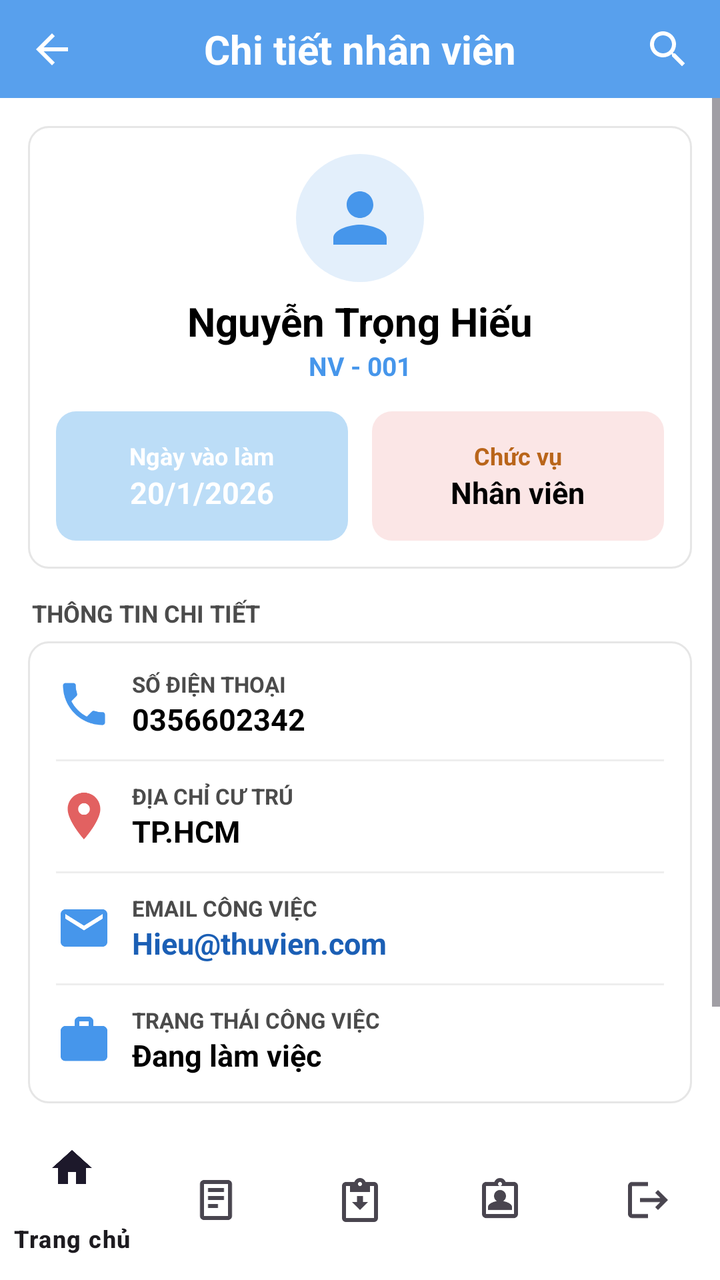
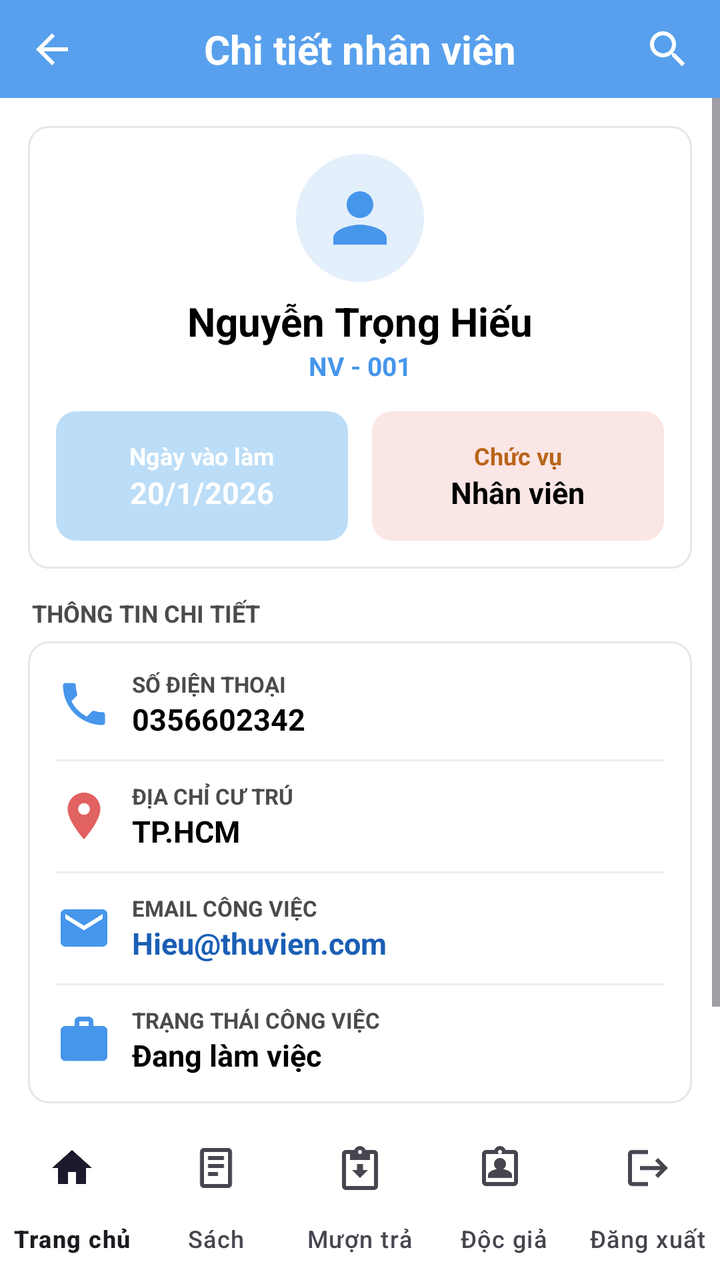

Two renders of the same Android screen: before a commit and after it. Below are the layout's source before the change and the commit's diff.
<!-- AndroidManifest.xml: application theme Theme.QuanLyThuVien -->
<!-- res/layout/activity_nhanvien_detail.xml -->
<?xml version="1.0" encoding="utf-8"?>
<androidx.constraintlayout.widget.ConstraintLayout xmlns:android="http://schemas.android.com/apk/res/android"
    xmlns:app="http://schemas.android.com/apk/res-auto"
    android:layout_width="match_parent"
    android:layout_height="match_parent"
    android:background="#FFFFFF">

    <androidx.constraintlayout.widget.ConstraintLayout
        android:id="@+id/header"
        android:layout_width="0dp"
        android:layout_height="49dp"
        android:background="@drawable/bg_header_sach"
        app:layout_constraintTop_toTopOf="parent"
        app:layout_constraintStart_toStartOf="parent"
        app:layout_constraintEnd_toEndOf="parent">

        <ImageView
            android:id="@+id/btnBack"
            android:layout_width="28dp"
            android:layout_height="28dp"
            android:layout_marginStart="12dp"
            android:padding="2dp"
            android:src="@drawable/ic_arrow_back"
            android:background="?attr/selectableItemBackgroundBorderless"
            android:contentDescription="Quay lại"
            app:layout_constraintTop_toTopOf="parent"
            app:layout_constraintBottom_toBottomOf="parent"
            app:layout_constraintStart_toStartOf="parent" />

        <TextView
            android:layout_width="wrap_content"
            android:layout_height="wrap_content"
            android:text="Chi tiết nhân viên"
            android:textColor="#FFFFFF"
            android:textSize="20sp"
            android:textStyle="bold"
            app:layout_constraintTop_toTopOf="parent"
            app:layout_constraintBottom_toBottomOf="parent"
            app:layout_constraintStart_toStartOf="parent"
            app:layout_constraintEnd_toEndOf="parent" />

        <ImageView
            android:layout_width="28dp"
            android:layout_height="28dp"
            android:layout_marginEnd="12dp"
            android:padding="2dp"
            android:src="@drawable/ic_search"
            android:background="?attr/selectableItemBackgroundBorderless"
            android:contentDescription="Tìm kiếm"
            app:layout_constraintTop_toTopOf="parent"
            app:layout_constraintBottom_toBottomOf="parent"
            app:layout_constraintEnd_toEndOf="parent" />
    </androidx.constraintlayout.widget.ConstraintLayout>

    <ScrollView
        android:layout_width="0dp"
        android:layout_height="0dp"
        android:fillViewport="true"
        app:layout_constraintTop_toBottomOf="@id/header"
        app:layout_constraintStart_toStartOf="parent"
        app:layout_constraintEnd_toEndOf="parent"
        app:layout_constraintBottom_toTopOf="@id/bottomNav">

        <LinearLayout
            android:layout_width="match_parent"
            android:layout_height="wrap_content"
            android:orientation="vertical"
            android:padding="14dp">

            
            <LinearLayout
                android:layout_width="match_parent"
                android:layout_height="wrap_content"
                android:orientation="vertical"
                android:gravity="center_horizontal"
                android:padding="14dp"
                android:background="@drawable/bg_phieu_card">

                <FrameLayout
                    android:layout_width="64dp"
                    android:layout_height="64dp"
                    android:background="@drawable/bg_avatar_circle">

                    <ImageView
                        android:layout_width="match_parent"
                        android:layout_height="match_parent"
                        android:padding="12dp"
                        android:src="@drawable/ic_person_filled"
                        android:contentDescription="Avatar" />
                </FrameLayout>

                <TextView
                    android:id="@+id/tvTen"
                    android:layout_width="wrap_content"
                    android:layout_height="wrap_content"
                    android:layout_marginTop="6dp"
                    android:text="Nguyễn Trọng Hiếu"
                    android:textColor="#000000"
                    android:textSize="20sp"
                    android:textStyle="bold" />

                <TextView
                    android:id="@+id/tvMaNv"
                    android:layout_width="wrap_content"
                    android:layout_height="wrap_content"
                    android:text="NV - 001"
                    android:textColor="#4696EB"
                    android:textSize="13sp"
                    android:textStyle="bold" />

                <LinearLayout
                    android:layout_width="match_parent"
                    android:layout_height="wrap_content"
                    android:layout_marginTop="14dp"
                    android:orientation="horizontal">

                    <LinearLayout
                        android:layout_width="0dp"
                        android:layout_height="wrap_content"
                        android:layout_weight="1"
                        android:layout_marginEnd="6dp"
                        android:orientation="vertical"
                        android:gravity="center"
                        android:padding="14dp"
                        android:background="@drawable/bg_stat_blue">

                        <TextView
                            android:layout_width="wrap_content"
                            android:layout_height="wrap_content"
                            android:text="Ngày vào làm"
                            android:textColor="#FFFFFF"
                            android:textSize="12sp"
                            android:textStyle="bold" />

                        <TextView
                            android:id="@+id/tvNgayVaoLam"
                            android:layout_width="wrap_content"
                            android:layout_height="wrap_content"
                            android:text="20/1/2026"
                            android:textColor="#FFFFFF"
                            android:textSize="15sp"
                            android:textStyle="bold" />
                    </LinearLayout>

                    <LinearLayout
                        android:layout_width="0dp"
                        android:layout_height="wrap_content"
                        android:layout_weight="1"
                        android:layout_marginStart="6dp"
                        android:orientation="vertical"
                        android:gravity="center"
                        android:padding="14dp"
                        android:background="@drawable/bg_stat_pink">

                        <TextView
                            android:layout_width="wrap_content"
                            android:layout_height="wrap_content"
                            android:text="Chức vụ"
                            android:textColor="#B9651A"
                            android:textSize="12sp"
                            android:textStyle="bold" />

                        <TextView
                            android:id="@+id/tvChucVu"
                            android:layout_width="wrap_content"
                            android:layout_height="wrap_content"
                            android:text="Nhân viên"
                            android:textColor="#000000"
                            android:textSize="15sp"
                            android:textStyle="bold" />
                    </LinearLayout>
                </LinearLayout>
            </LinearLayout>

            <TextView
                android:layout_width="wrap_content"
                android:layout_height="wrap_content"
                android:layout_marginTop="14dp"
                android:layout_marginStart="2dp"
                android:text="THÔNG TIN CHI TIẾT"
                android:textColor="#4B4B4B"
                android:textSize="12sp"
                android:textStyle="bold" />

            <LinearLayout
                android:layout_width="match_parent"
                android:layout_height="wrap_content"
                android:layout_marginTop="6dp"
                android:orientation="vertical"
                android:padding="14dp"
                android:background="@drawable/bg_phieu_card">

                
                <LinearLayout
                    android:layout_width="match_parent"
                    android:layout_height="wrap_content"
                    android:orientation="horizontal"
                    android:gravity="center_vertical">

                    <ImageView
                        android:layout_width="28dp"
                        android:layout_height="28dp"
                        android:src="@drawable/ic_phone"
                        android:contentDescription="SĐT" />

                    <LinearLayout
                        android:layout_width="0dp"
                        android:layout_height="wrap_content"
                        android:layout_weight="1"
                        android:layout_marginStart="10dp"
                        android:orientation="vertical">

                        <TextView
                            android:layout_width="wrap_content"
                            android:layout_height="wrap_content"
                            android:text="SỐ ĐIỆN THOẠI"
                            android:textColor="#4B4B4B"
                            android:textSize="11sp"
                            android:textStyle="bold" />

                        <TextView
                            android:id="@+id/tvSdt"
                            android:layout_width="wrap_content"
                            android:layout_height="wrap_content"
                            android:text="0356602342"
                            android:textColor="#000000"
                            android:textSize="15sp"
                            android:textStyle="bold" />
                    </LinearLayout>
                </LinearLayout>

                <View
                    android:layout_width="match_parent"
                    android:layout_height="1dp"
                    android:layout_marginVertical="10dp"
                    android:background="#EEEEEE" />

                
                <LinearLayout
                    android:layout_width="match_parent"
                    android:layout_height="wrap_content"
                    android:orientation="horizontal"
                    android:gravity="center_vertical">

                    <ImageView
                        android:layout_width="28dp"
                        android:layout_height="28dp"
                        android:src="@drawable/ic_location"
                        android:contentDescription="Địa chỉ" />

                    <LinearLayout
                        android:layout_width="0dp"
                        android:layout_height="wrap_content"
                        android:layout_weight="1"
                        android:layout_marginStart="10dp"
                        android:orientation="vertical">

                        <TextView
                            android:layout_width="wrap_content"
                            android:layout_height="wrap_content"
                            android:text="ĐỊA CHỈ CƯ TRÚ"
                            android:textColor="#4B4B4B"
                            android:textSize="11sp"
                            android:textStyle="bold" />

                        <TextView
                            android:id="@+id/tvDiaChi"
                            android:layout_width="wrap_content"
                            android:layout_height="wrap_content"
                            android:text="TP.HCM"
                            android:textColor="#000000"
                            android:textSize="15sp"
                            android:textStyle="bold" />
                    </LinearLayout>
                </LinearLayout>

                <View
                    android:layout_width="match_parent"
                    android:layout_height="1dp"
                    android:layout_marginVertical="10dp"
                    android:background="#EEEEEE" />

                
                <LinearLayout
                    android:layout_width="match_parent"
                    android:layout_height="wrap_content"
                    android:orientation="horizontal"
                    android:gravity="center_vertical">

                    <ImageView
                        android:layout_width="28dp"
                        android:layout_height="28dp"
                        android:src="@drawable/ic_email"
                        android:contentDescription="Email" />

                    <LinearLayout
                        android:layout_width="0dp"
                        android:layout_height="wrap_content"
                        android:layout_weight="1"
                        android:layout_marginStart="10dp"
                        android:orientation="vertical">

                        <TextView
                            android:layout_width="wrap_content"
                            android:layout_height="wrap_content"
                            android:text="EMAIL CÔNG VIỆC"
                            android:textColor="#4B4B4B"
                            android:textSize="11sp"
                            android:textStyle="bold" />

                        <TextView
                            android:id="@+id/tvEmail"
                            android:layout_width="wrap_content"
                            android:layout_height="wrap_content"
                            android:text="Hieu@thuvien.com"
                            android:textColor="#1B5FB5"
                            android:textSize="15sp"
                            android:textStyle="bold" />
                    </LinearLayout>
                </LinearLayout>

                <View
                    android:layout_width="match_parent"
                    android:layout_height="1dp"
                    android:layout_marginVertical="10dp"
                    android:background="#EEEEEE" />

                
                <LinearLayout
                    android:layout_width="match_parent"
                    android:layout_height="wrap_content"
                    android:orientation="horizontal"
                    android:gravity="center_vertical">

                    <ImageView
                        android:layout_width="28dp"
                        android:layout_height="28dp"
                        android:src="@drawable/ic_briefcase"
                        android:contentDescription="Trạng thái" />

                    <LinearLayout
                        android:layout_width="0dp"
                        android:layout_height="wrap_content"
                        android:layout_weight="1"
                        android:layout_marginStart="10dp"
                        android:orientation="vertical">

                        <TextView
                            android:layout_width="wrap_content"
                            android:layout_height="wrap_content"
                            android:text="TRẠNG THÁI CÔNG VIỆC"
                            android:textColor="#4B4B4B"
                            android:textSize="11sp"
                            android:textStyle="bold" />

                        <TextView
                            android:id="@+id/tvTrangThai"
                            android:layout_width="wrap_content"
                            android:layout_height="wrap_content"
                            android:text="Đang làm việc"
                            android:textColor="#000000"
                            android:textSize="15sp"
                            android:textStyle="bold" />
                    </LinearLayout>
                </LinearLayout>
            </LinearLayout>

            
            <LinearLayout
                android:layout_width="match_parent"
                android:layout_height="wrap_content"
                android:layout_marginTop="14dp"
                android:orientation="horizontal">

                <TextView
                    android:id="@+id/btnEdit"
                    android:layout_width="0dp"
                    android:layout_height="44dp"
                    android:layout_weight="1"
                    android:layout_marginEnd="6dp"
                    android:gravity="center"
                    android:text="Sửa hồ sơ"
                    android:textColor="#FFFFFF"
                    android:textSize="15sp"
                    android:textStyle="bold"
                    android:background="@drawable/bg_btn_primary"
                    android:clickable="true"
                    android:focusable="true" />

                <TextView
                    android:id="@+id/btnDelete"
                    android:layout_width="0dp"
                    android:layout_height="44dp"
                    android:layout_weight="1"
                    android:layout_marginStart="6dp"
                    android:gravity="center"
                    android:text="Xóa hồ sơ"
                    android:textColor="#FFFFFF"
                    android:textSize="15sp"
                    android:textStyle="bold"
                    android:background="@drawable/bg_btn_red"
                    android:clickable="true"
                    android:focusable="true" />
            </LinearLayout>
        </LinearLayout>
    </ScrollView>

    <com.google.android.material.bottomnavigation.BottomNavigationView
        android:id="@+id/bottomNav"
        android:layout_width="0dp"
        android:layout_height="wrap_content"
        android:background="#FFFFFF"
        app:menu="@menu/bottom_nav_menu"
        app:layout_constraintStart_toStartOf="parent"
        app:layout_constraintEnd_toEndOf="parent"
        app:layout_constraintBottom_toBottomOf="parent" />

</androidx.constraintlayout.widget.ConstraintLayout>
<!-- resources referenced by this layout -->
<resources>
  <!-- drawable bg_avatar_circle (drawable) -->
  <?xml version="1.0" encoding="utf-8"?>
  <shape xmlns:android="http://schemas.android.com/apk/res/android"
      android:shape="oval">
      <solid android:color="#E3EFFB" />
  </shape>
  <!-- drawable bg_btn_primary (drawable) -->
  <?xml version="1.0" encoding="utf-8"?>
  <shape xmlns:android="http://schemas.android.com/apk/res/android"
      android:shape="rectangle">
      <solid android:color="#4696EB" />
      <corners android:radius="20dp" />
  </shape>
  <!-- drawable bg_btn_red (drawable) -->
  <?xml version="1.0" encoding="utf-8"?>
  <shape xmlns:android="http://schemas.android.com/apk/res/android"
      android:shape="rectangle">
      <solid android:color="#F2A8A2" />
      <corners android:radius="22dp" />
  </shape>
  <!-- drawable bg_header_sach (drawable) -->
  <?xml version="1.0" encoding="utf-8"?>
  <shape xmlns:android="http://schemas.android.com/apk/res/android"
      android:shape="rectangle">
      <solid android:color="#E64696EB" />
  </shape>
  <!-- drawable bg_phieu_card (drawable) -->
  <?xml version="1.0" encoding="utf-8"?>
  <shape xmlns:android="http://schemas.android.com/apk/res/android"
      android:shape="rectangle">
      <solid android:color="#FFFFFF" />
      <stroke android:width="1dp" android:color="#E6E6E6" />
      <corners android:radius="10dp" />
  </shape>
  <!-- drawable bg_stat_blue (drawable) -->
  <?xml version="1.0" encoding="utf-8"?>
  <shape xmlns:android="http://schemas.android.com/apk/res/android"
      android:shape="rectangle">
      <solid android:color="#BCDDF7" />
      <corners android:radius="10dp" />
  </shape>
  <!-- drawable bg_stat_pink (drawable) -->
  <?xml version="1.0" encoding="utf-8"?>
  <shape xmlns:android="http://schemas.android.com/apk/res/android"
      android:shape="rectangle">
      <solid android:color="#FBE6E6" />
      <corners android:radius="10dp" />
  </shape>
  <!-- drawable ic_arrow_back (drawable) -->
  <vector xmlns:android="http://schemas.android.com/apk/res/android"
      android:width="24dp"
      android:height="24dp"
      android:viewportWidth="24"
      android:viewportHeight="24"
      android:tint="#FFFFFF">
      <path
          android:fillColor="#FFFFFF"
          android:pathData="M20,11H7.83l5.59,-5.59L12,4l-8,8 8,8 1.41,-1.41L7.83,13H20v-2z"/>
  </vector>
  <!-- drawable ic_email (drawable) -->
  <?xml version="1.0" encoding="utf-8"?>
  <vector xmlns:android="http://schemas.android.com/apk/res/android"
      android:width="24dp"
      android:height="24dp"
      android:viewportWidth="24"
      android:viewportHeight="24"
      android:tint="#4696EB">
      <path
          android:fillColor="#4696EB"
          android:pathData="M20,4H4c-1.1,0 -1.99,0.9 -1.99,2L2,18c0,1.1 0.9,2 2,2h16c1.1,0 2,-0.9 2,-2V6c0,-1.1 -0.9,-2 -2,-2zM20,8l-8,5 -8,-5V6l8,5 8,-5v2z" />
  </vector>
  <!-- drawable ic_person_filled (drawable) -->
  <?xml version="1.0" encoding="utf-8"?>
  <vector xmlns:android="http://schemas.android.com/apk/res/android"
      android:width="24dp"
      android:height="24dp"
      android:viewportWidth="24"
      android:viewportHeight="24"
      android:tint="#4696EB">
      <path
          android:fillColor="#4696EB"
          android:pathData="M12,12c2.21,0 4,-1.79 4,-4s-1.79,-4 -4,-4 -4,1.79 -4,4 1.79,4 4,4zM12,14c-2.67,0 -8,1.34 -8,4v2h16v-2c0,-2.66 -5.33,-4 -8,-4z" />
  </vector>
  <style name="Theme.QuanLyThuVien" parent="Base.Theme.QuanLyThuVien" />
  <style name="Base.Theme.QuanLyThuVien" parent="Theme.Material3.DayNight.NoActionBar">
          <item name="colorPrimary">@color/colorPrimary</item>
          <item name="colorPrimaryVariant">@color/colorPrimaryDark</item>
          <item name="colorOnPrimary">@color/white</item>
          
          <item name="android:statusBarColor" tools:targetApi="l">@android:color/transparent</item>
          <item name="android:windowLightStatusBar" tools:targetApi="m">false</item>
      </style>
  <color name="colorPrimary">#4696EB</color>
  <color name="colorPrimaryDark">#4F91D7</color>
  <color name="white">#FFFFFFFF</color>
  <!-- unchanged entries left out for length: 4 -->
</resources>

<!-- the commit's change to res/layout/activity_nhanvien_detail.xml (unified diff, before → after) -->
@@ -411,6 +411,7 @@
         android:layout_height="wrap_content"
         android:background="#FFFFFF"
         app:menu="@menu/bottom_nav_menu"
+        app:labelVisibilityMode="labeled"
         app:layout_constraintStart_toStartOf="parent"
         app:layout_constraintEnd_toEndOf="parent"
         app:layout_constraintBottom_toBottomOf="parent" />
